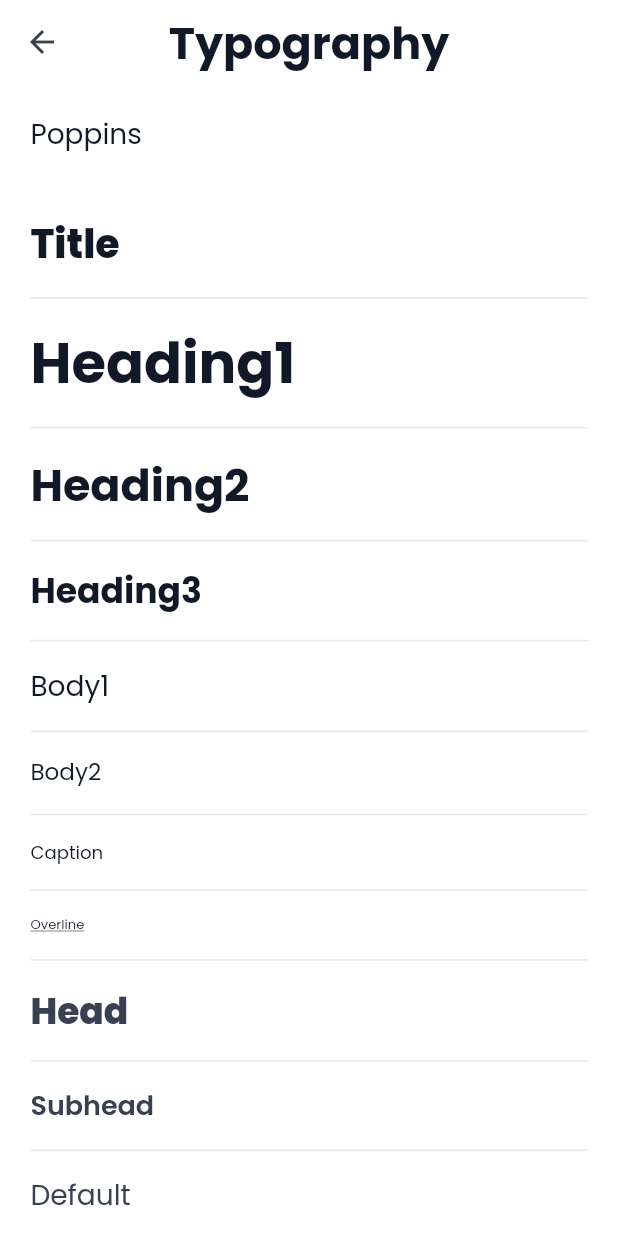
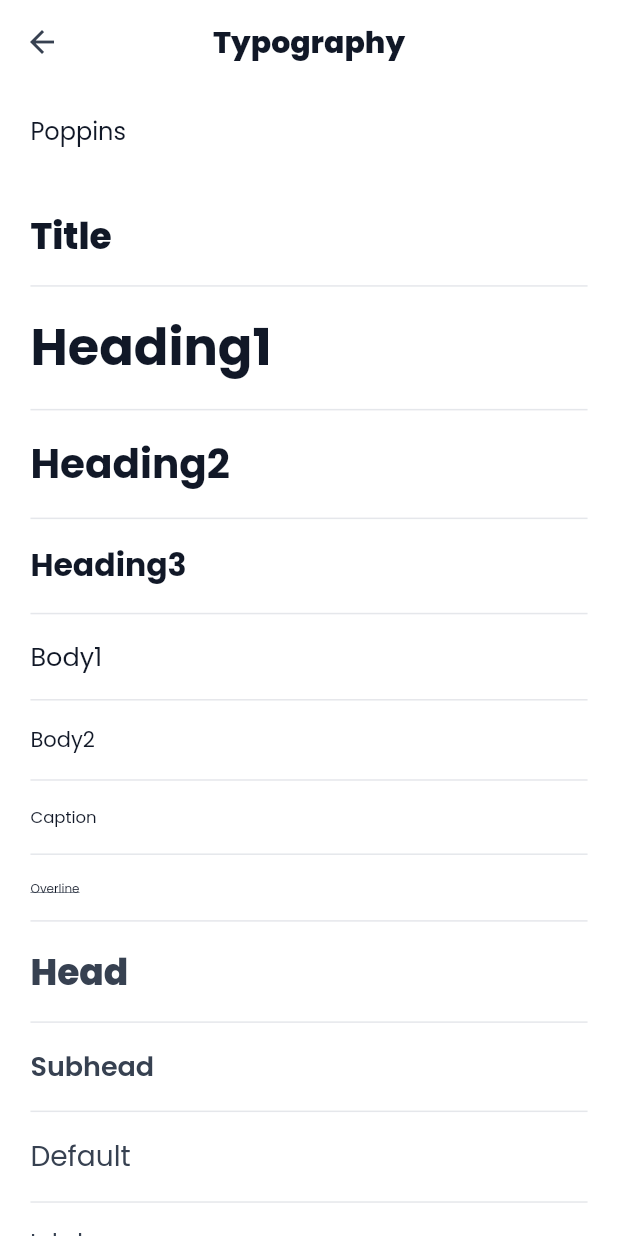
Before and after one commit to ajianaz/micropack_ui_kit, a Flutter app: the screen it shows after launch, after a tap on "Typography", on a phone screen of 412 x 824 dp. Run offline on Flutter 3.47's test engine with Material 3 defaults, Android fonts, the phone set to English and light mode, and no system bars; our stand-ins replace flutter_animate, flutter_screenutil, flutter_spinkit, font_awesome_flutter, gap, google_fonts and 3 more; network calls fail.

Commit message:
feat(ui): implement responsive font sizing with breakpoint scaling

```diff
--- a/example/lib/pages/home_page.dart
+++ b/example/lib/pages/home_page.dart
@@ -55,9 +55,10 @@ class _HomePageState extends State<HomePage> {
   Widget build(BuildContext context) {
     return Scaffold(
       appBar: AppBar(
-        title: Text(
+        title: MPText.head(
           'Micropack UI Kit',
           style: TextStyle(color: context.mp.textColor),
+          fontSize: 20,
         ),
         backgroundColor: context.mp.adaptiveBackgroundColor,
         elevation: 0,
@@ -219,39 +220,39 @@ class _ThemeInfoCard extends StatelessWidget {
                 size: 24,
               ),
               SizedBox(width: 12.w),
-              Text(
+              MPText(
                 'Theme Information',
                 style: TextStyle(
-                  fontSize: 18.sp,
                   fontWeight: FontWeight.w600,
                   color: context.mp.textColor,
                 ),
+                fontSize: 18,
               ),
             ],
           ),
           SizedBox(height: 12.h),
-          Text(
+          MPText(
             'Current Theme: $themeName',
             style: TextStyle(
-              fontSize: 14.sp,
               color: context.mp.subtitleColor,
             ),
+            fontSize: 14,
           ),
           SizedBox(height: 4.h),
-          Text(
+          MPText(
             'Brightness: $brightnessName',
             style: TextStyle(
-              fontSize: 14.sp,
               color: context.mp.subtitleColor,
             ),
+            fontSize: 14,
           ),
           SizedBox(height: 12.h),
-          Text(
+          MPText(
             'Tap the theme icon in the app bar to switch between Light, Dark, and System themes.',
             style: TextStyle(
-              fontSize: 12.sp,
               color: context.mp.captionColor,
             ),
+            fontSize: 12,
           ),
         ],
       ),
@@ -268,14 +269,14 @@ class _SectionTitle extends StatelessWidget {
         padding: EdgeInsets.only(
           top: 30.h,
         ),
-        child: Text(
+        child: MPText.head(
           title,
           style: TextStyle(
-            fontSize: 24.sp,
             fontWeight: FontWeight.w600,
             color: context.mp.textColor,
           ),
           textAlign: TextAlign.start,
+          fontSize: 24,
         ),
       );
 }
--- a/example/lib/pages/tab_page.dart
+++ b/example/lib/pages/tab_page.dart
@@ -29,9 +29,10 @@ class _TabPageState extends State<TabPage> with TickerProviderStateMixin {
     return Scaffold(
       backgroundColor: context.mp.adaptiveBackgroundColor,
       appBar: AppBar(
-        title: Text(
+        title: MPText.head(
           'Tab Components',
           style: TextStyle(color: context.mp.textColor),
+          fontSize: 20,
         ),
         backgroundColor: context.mp.adaptiveBackgroundColor,
         elevation: 0,
--- a/example/lib/pages/textfield_page.dart
+++ b/example/lib/pages/textfield_page.dart
@@ -36,9 +36,10 @@ class _TextFieldPageState extends State<TextFieldPage> {
     return Scaffold(
       backgroundColor: context.mp.adaptiveBackgroundColor,
       appBar: AppBar(
-        title: Text(
+        title: MPText.head(
           'Text Field',
           style: TextStyle(color: context.mp.textColor),
+          fontSize: 20,
         ),
         backgroundColor: context.mp.adaptiveBackgroundColor,
         elevation: 0,
--- a/example/lib/pages/typography_page.dart
+++ b/example/lib/pages/typography_page.dart
@@ -9,9 +9,10 @@ class TypographyPage extends StatelessWidget {
     return Scaffold(
       backgroundColor: context.mp.adaptiveBackgroundColor,
       appBar: AppBar(
-        title: Text(
+        title: MPText.head(
           'Typography',
           style: TextStyle(color: context.mp.textColor),
+          fontSize: 20,
         ),
         backgroundColor: context.mp.adaptiveBackgroundColor,
         elevation: 0,
@@ -22,9 +23,10 @@ class TypographyPage extends StatelessWidget {
         children: [
           Padding(
             padding: EdgeInsets.all(20.r),
-            child: Text(
+            child: MPText(
               MPTextStyle.defaultFontFamily,
               style: TextStyle(color: context.mp.textColor),
+              fontSize: 16,
             ),
           ),
           Expanded(
@@ -44,26 +46,27 @@ class TypographyPage extends StatelessWidget {
     );
   }
 
-  Widget _buildTextWithTheme(String text, TextStyle style) {
+  Widget _buildTextWithTheme(String text, TextStyle style, double fontSize) {
     return Builder(
       builder: (context) => MPText(
         text,
         style: style.copyWith(
           color: context.mp.textColor,
         ),
+        fontSize: fontSize,
       ),
     );
   }
 
   List<Widget> _textStyles(BuildContext context) => [
-        _buildTextWithTheme('Title', MPTextStyle.title()),
-        _buildTextWithTheme('Heading1', MPTextStyle.heading1()),
-        _buildTextWithTheme('Heading2', MPTextStyle.heading2()),
-        _buildTextWithTheme('Heading3', MPTextStyle.heading3()),
-        _buildTextWithTheme('Body1', MPTextStyle.body1()),
-        _buildTextWithTheme('Body2', MPTextStyle.body2()),
-        _buildTextWithTheme('Caption', MPTextStyle.caption()),
-        _buildTextWithTheme('Overline', MPTextStyle.overline()),
+        _buildTextWithTheme('Title', MPTextStyle.title(), 24),
+        _buildTextWithTheme('Heading1', MPTextStyle.heading1(), 34),
+        _buildTextWithTheme('Heading2', MPTextStyle.heading2(), 27),
+        _buildTextWithTheme('Heading3', MPTextStyle.heading3(), 21),
+        _buildTextWithTheme('Body1', MPTextStyle.body1(), 17),
+        _buildTextWithTheme('Body2', MPTextStyle.body2(), 14),
+        _buildTextWithTheme('Caption', MPTextStyle.caption(), 11),
+        _buildTextWithTheme('Overline', MPTextStyle.overline(), 8),
         MPText.head(
           'Head',
         ),
--- a/lib/src/components/dialog/dialog_message.dart
+++ b/lib/src/components/dialog/dialog_message.dart
@@ -169,14 +169,14 @@ Future<void> showMPAlertDialog(
                               visible: title != null,
                               child: MPText.head(
                                 title ?? '',
-                                style: titleStyle?.toTextStyle() ??
+                                style: titleStyle?.toTextStyle(context) ??
                                     TextStyle(color: themeColors.textColor),
                               ),
                             ),
                             const SizedBox(height: 16),
                             MPText(
                               content ?? '',
-                              style: contentStyle?.toTextStyle() ??
+                              style: contentStyle?.toTextStyle(context) ??
                                   TextStyle(color: themeColors.textColor),
                               maxLines: 4,
                               textOverflow: TextOverflow.ellipsis,
--- a/lib/src/components/text/mp_text.dart
+++ b/lib/src/components/text/mp_text.dart
@@ -256,9 +256,15 @@ class MPText extends StatelessWidget {
   TextStyle composeTextStyle(BuildContext context) {
     TextStyle baseStyle = style ?? const TextStyle();
 
+    double? effectiveFontSize = fontSize;
+    if (effectiveFontSize != null) {
+      effectiveFontSize = ResponsiveFontHelper.getResponsiveFontSize(
+          effectiveFontSize, context);
+    }
+
     return baseStyle.copyWith(
       fontWeight: fontWeight,
-      fontSize: fontSize,
+      fontSize: effectiveFontSize,
       fontStyle: fontStyle,
       letterSpacing: letterSpacing,
       color: color,
--- /dev/null
+++ b/lib/src/core/utils/responsive_font_helper.dart
@@ -0,0 +1,97 @@
+import 'package:flutter/material.dart';
+import 'package:flutter_screenutil/flutter_screenutil.dart';
+import 'package:micropack_ui_kit/mp_ui_kit_settings.dart';
+
+/// Responsive font helper utility
+///
+/// Provides breakpoint-based font scaling to prevent excessive font sizes
+/// on larger screens while maintaining responsive design principles.
+///
+/// Breakpoints:
+/// - Mobile (< 600px): Scale factor 1.0 (full ScreenUtil scaling)
+/// - Tablet (600-1024px): Scale factor 0.85
+/// - Desktop (> 1024px): Scale factor 0.7
+class ResponsiveFontHelper {
+  /// Get the appropriate scale factor based on screen width
+  ///
+  /// Uses breakpoints from MpUiKit settings:
+  /// - limitSmallMediumScreen: 600px (mobile/tablet boundary)
+  /// - limitMediumLargeScreen: 1024px (tablet/desktop boundary)
+  static double getScaleFactor(BuildContext context) {
+    final width = MediaQuery.of(context).size.width;
+
+    if (width < MpUiKit.limitSmallMediumScreen) {
+      // Mobile: full scaling
+      return 1.0;
+    } else if (width < MpUiKit.limitMediumLargeScreen) {
+      // Tablet: moderate reduction
+      return 0.85;
+    } else {
+      // Desktop: significant reduction to prevent huge fonts
+      return 0.7;
+    }
+  }
+
+  /// Get responsive font size based on base size and current screen width
+  ///
+  /// [baseFontSize] The design font size (in logical pixels)
+  /// [context] BuildContext for accessing screen dimensions
+  ///
+  /// Returns scaled font size appropriate for current screen size
+  static double getResponsiveFontSize(
+    double baseFontSize,
+    BuildContext context,
+  ) {
+    if (!MpUiKit.useScreenUtil) {
+      // If ScreenUtil is disabled, return base size
+      return baseFontSize;
+    }
+
+    // Get the scale factor for current screen size
+    final scaleFactor = getScaleFactor(context);
+
+    // Apply ScreenUtil scaling with breakpoint-based reduction
+    return (baseFontSize.sp * scaleFactor);
+  }
+
+  /// Get responsive font size with explicit scale factor override
+  ///
+  /// [baseFontSize] The design font size (in logical pixels)
+  /// [scaleFactor] Custom scale factor (0.0 to 1.0)
+  ///
+  /// Returns scaled font size with custom factor
+  static double getResponsiveFontSizeWithFactor(
+    double baseFontSize,
+    double scaleFactor,
+  ) {
+    if (!MpUiKit.useScreenUtil) {
+      return baseFontSize;
+    }
+
+    return (baseFontSize.sp * scaleFactor);
+  }
+
+  /// Check if current screen is mobile size
+  static bool isMobile(BuildContext context) {
+    return MediaQuery.of(context).size.width < MpUiKit.limitSmallMediumScreen;
+  }
+
+  /// Check if current screen is tablet size
+  static bool isTablet(BuildContext context) {
+    final width = MediaQuery.of(context).size.width;
+    return width >= MpUiKit.limitSmallMediumScreen &&
+        width < MpUiKit.limitMediumLargeScreen;
+  }
+
+  /// Check if current screen is desktop size
+  static bool isDesktop(BuildContext context) {
+    return MediaQuery.of(context).size.width >= MpUiKit.limitMediumLargeScreen;
+  }
+
+  /// Get screen size category as string (useful for debugging)
+  static String getScreenCategory(BuildContext context) {
+    if (isMobile(context)) return 'Mobile';
+    if (isTablet(context)) return 'Tablet';
+    return 'Desktop';
+  }
+}
--- a/lib/src/core/utils/utils.dart
+++ b/lib/src/core/utils/utils.dart
@@ -1,3 +1,4 @@
 export 'component_init.dart';
 export 'component_x.dart';
 export 'helper_function.dart';
+export 'responsive_font_helper.dart';
```
Also changed, not shown: example/lib/pages/article_card_page.dart (+23 -22 lines), lib/src/components/article_card/mp_article_card.dart (+15 -8 lines), lib/src/components/snackbar/mp_snackbar.dart (+10 -5 lines), lib/src/components/tab/mp_tab_rounded.dart (+6 -3 lines), lib/src/components/textfield/mp_textfield.dart (+17 -11 lines), lib/src/core/styles/mp_text_style.dart (+9 -2 lines).
